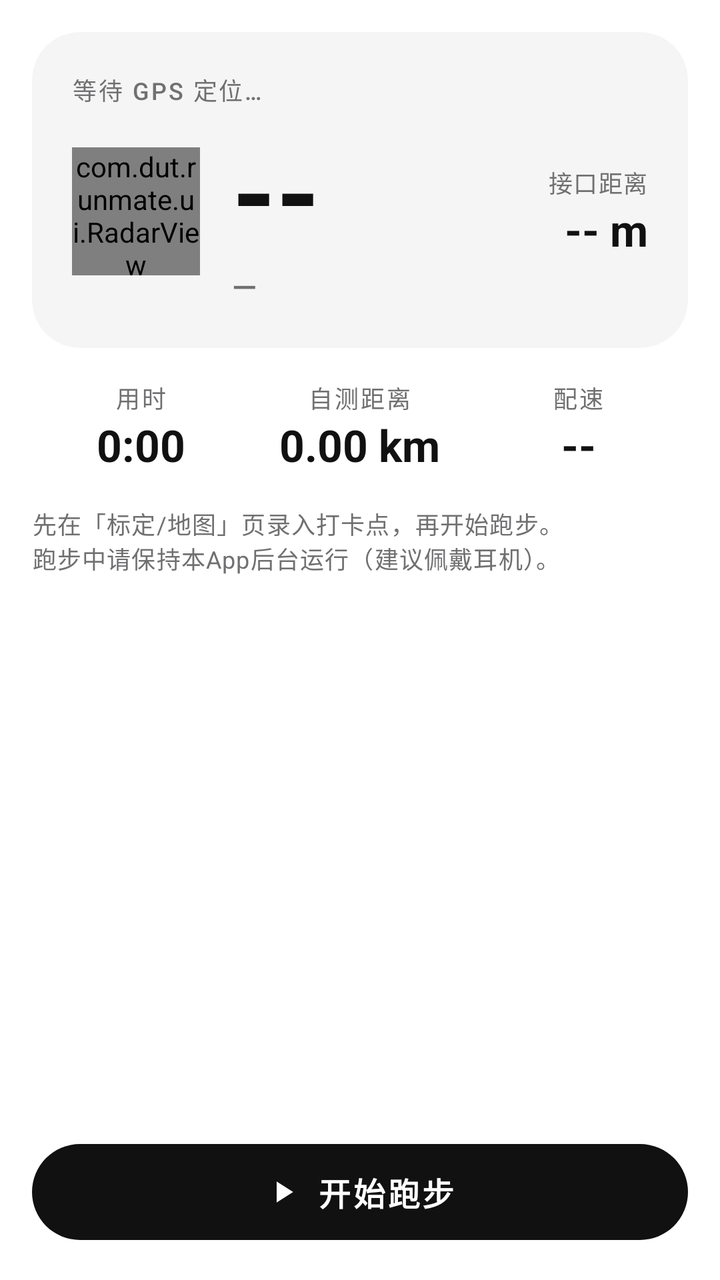
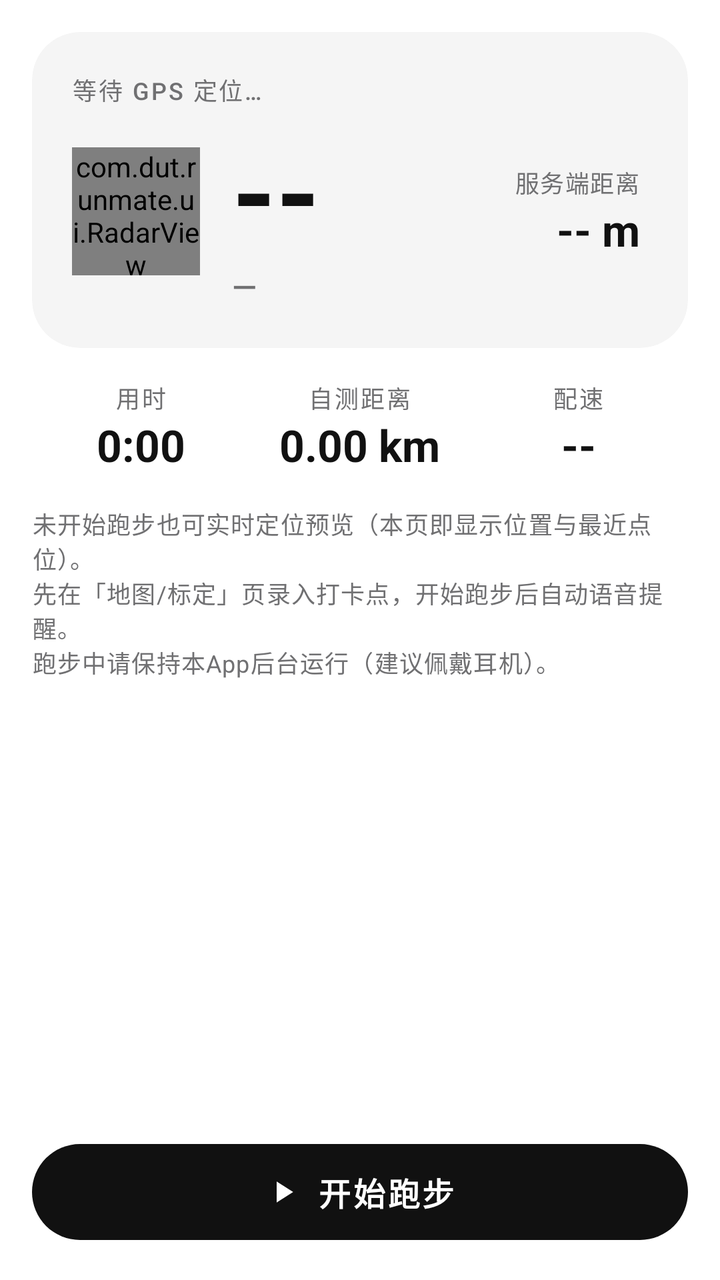

Two renders of the same Android screen: before a commit and after it. Below are the layout's source before the change and the commit's diff.
<!-- AndroidManifest.xml: application theme Theme.RunMate -->
<!-- res/layout/fragment_run.xml -->
<?xml version="1.0" encoding="utf-8"?>
<LinearLayout xmlns:android="http://schemas.android.com/apk/res/android"
    xmlns:app="http://schemas.android.com/apk/res-auto"
    android:layout_width="match_parent"
    android:layout_height="match_parent"
    android:orientation="vertical">

    <ScrollView
        android:layout_width="match_parent"
        android:layout_height="0dp"
        android:layout_weight="1"
        android:fillViewport="true">

        <LinearLayout
            android:layout_width="match_parent"
            android:layout_height="wrap_content"
            android:orientation="vertical"
            android:padding="16dp">

            
            <com.google.android.material.card.MaterialCardView
                android:id="@+id/cardStatus"
                android:layout_width="match_parent"
                android:layout_height="wrap_content"
                app:cardBackgroundColor="?attr/colorSurfaceVariant"
                app:cardCornerRadius="24dp"
                app:strokeWidth="0dp">

                <LinearLayout
                    android:layout_width="match_parent"
                    android:layout_height="wrap_content"
                    android:orientation="vertical"
                    android:padding="20dp"
                    android:gravity="center_horizontal">

                    <TextView
                        android:id="@+id/tvHeadline"
                        style="@style/TextAppearance.RunMate.Label"
                        android:layout_width="match_parent"
                        android:layout_height="wrap_content"
                        android:text="@string/gps_waiting" />

                    <LinearLayout
                        android:layout_width="match_parent"
                        android:layout_height="wrap_content"
                        android:orientation="horizontal"
                        android:gravity="center_vertical"
                        android:layout_marginTop="4dp">

                        <com.dut.runmate.ui.RadarView
                            android:id="@+id/radar"
                            android:layout_width="64dp"
                            android:layout_height="64dp"
                            android:layout_marginEnd="16dp" />

                        <LinearLayout
                            android:layout_width="0dp"
                            android:layout_height="wrap_content"
                            android:layout_weight="1"
                            android:orientation="vertical">

                            <TextView
                                android:id="@+id/tvBigDist"
                                style="@style/TextAppearance.RunMate.Display"
                                android:layout_width="wrap_content"
                                android:layout_height="wrap_content"
                                android:text="--" />

                            <TextView
                                android:id="@+id/tvTargetName"
                                android:layout_width="wrap_content"
                                android:layout_height="wrap_content"
                                android:textAppearance="?attr/textAppearanceTitleMedium"
                                android:textColor="?attr/colorOnSurfaceVariant"
                                android:text="—" />
                        </LinearLayout>

                        <LinearLayout
                            android:layout_width="wrap_content"
                            android:layout_height="wrap_content"
                            android:orientation="vertical"
                            android:gravity="end">

                            <TextView
                                android:id="@+id/tvApiDist"
                                android:layout_width="wrap_content"
                                android:layout_height="wrap_content"
                                android:textAppearance="?attr/textAppearanceLabelMedium"
                                android:textColor="?attr/colorOnSurfaceVariant"
                                android:text="@string/api_distance_now" />

                            <TextView
                                android:id="@+id/tvApiDistVal"
                                style="@style/TextAppearance.RunMate.Metric"
                                android:layout_width="wrap_content"
                                android:layout_height="wrap_content"
                                android:text="-- m" />
                        </LinearLayout>
                    </LinearLayout>
                </LinearLayout>
            </com.google.android.material.card.MaterialCardView>

            
            <LinearLayout
                android:layout_width="match_parent"
                android:layout_height="wrap_content"
                android:orientation="horizontal"
                android:layout_marginTop="16dp">

                <LinearLayout android:orientation="vertical" android:gravity="center"
                    android:layout_width="0dp" android:layout_weight="1" android:layout_height="wrap_content">
                    <TextView style="@style/TextAppearance.RunMate.Label"
                        android:layout_width="wrap_content" android:layout_height="wrap_content"
                        android:text="@string/stat_time" />
                    <TextView android:id="@+id/tvTime" style="@style/TextAppearance.RunMate.Metric"
                        android:layout_width="wrap_content" android:layout_height="wrap_content" android:text="0:00" />
                </LinearLayout>

                <LinearLayout android:orientation="vertical" android:gravity="center"
                    android:layout_width="0dp" android:layout_weight="1" android:layout_height="wrap_content">
                    <TextView style="@style/TextAppearance.RunMate.Label"
                        android:layout_width="wrap_content" android:layout_height="wrap_content"
                        android:text="@string/stat_dist" />
                    <TextView android:id="@+id/tvOdometer" style="@style/TextAppearance.RunMate.Metric"
                        android:layout_width="wrap_content" android:layout_height="wrap_content" android:text="0.00 km" />
                </LinearLayout>

                <LinearLayout android:orientation="vertical" android:gravity="center"
                    android:layout_width="0dp" android:layout_weight="1" android:layout_height="wrap_content">
                    <TextView style="@style/TextAppearance.RunMate.Label"
                        android:layout_width="wrap_content" android:layout_height="wrap_content"
                        android:text="@string/stat_pace" />
                    <TextView android:id="@+id/tvPace" style="@style/TextAppearance.RunMate.Metric"
                        android:layout_width="wrap_content" android:layout_height="wrap_content" android:text="--" />
                </LinearLayout>
            </LinearLayout>

            <TextView
                android:id="@+id/tvRunHint"
                android:layout_width="match_parent"
                android:layout_height="wrap_content"
                android:layout_marginTop="16dp"
                android:textAppearance="?attr/textAppearanceBodySmall"
                android:textColor="?attr/colorOnSurfaceVariant"
                android:text="@string/run_idle_hint" />

            <androidx.recyclerview.widget.RecyclerView
                android:id="@+id/rvPoints"
                android:layout_width="match_parent"
                android:layout_height="wrap_content"
                android:layout_marginTop="8dp"
                android:nestedScrollingEnabled="false" />
        </LinearLayout>
    </ScrollView>

    <FrameLayout
        android:layout_width="match_parent"
        android:layout_height="wrap_content"
        android:padding="16dp"
        android:background="?android:colorBackground">

        <com.google.android.material.button.MaterialButton
            android:id="@+id/btnRun"
            style="@style/Widget.RunMate.PillButton"
            android:layout_width="match_parent"
            android:layout_height="wrap_content"
            app:icon="@drawable/ic_play"
            app:iconGravity="textStart"
            android:text="@string/run_start" />
    </FrameLayout>
</LinearLayout>
<!-- resources referenced by this layout -->
<resources>
  <!-- drawable ic_play (drawable) -->
  <?xml version="1.0" encoding="utf-8"?>
  <vector xmlns:android="http://schemas.android.com/apk/res/android"
      android:width="24dp" android:height="24dp"
      android:viewportWidth="24" android:viewportHeight="24">
      <path android:fillColor="#FFFFFFFF" android:pathData="M8,5v14l11,-7z"/>
  </vector>
  <string name="api_distance_now">接口距离</string>
  <string name="gps_waiting">等待 GPS 定位…</string>
  <string name="run_idle_hint">先在「标定/地图」页录入打卡点，再开始跑步。\n跑步中请保持本App后台运行（建议佩戴耳机）。</string>
  <string name="run_start">开始跑步</string>
  <string name="stat_dist">自测距离</string>
  <string name="stat_pace">配速</string>
  <string name="stat_time">用时</string>
  <style name="TextAppearance.RunMate.Display" parent="TextAppearance.Material3.DisplayLarge">
          <item name="android:fontFamily">sans-serif-condensed</item>
          <item name="android:textStyle">bold</item>
          <item name="android:textSize">56sp</item>
          <item name="android:letterSpacing">0</item>
          <item name="android:textColor">?attr/colorOnSurface</item>
      </style>
  <style name="TextAppearance.RunMate.Label" parent="TextAppearance.Material3.LabelMedium">
          <item name="android:textColor">?attr/colorOnSurfaceVariant</item>
          <item name="android:letterSpacing">0.08</item>
      </style>
  <style name="TextAppearance.RunMate.Metric" parent="TextAppearance.Material3.TitleLarge">
          <item name="android:fontFamily">sans-serif-condensed</item>
          <item name="android:textStyle">bold</item>
          <item name="android:textSize">22sp</item>
          <item name="android:textColor">?attr/colorOnSurface</item>
      </style>
  <style name="Widget.RunMate.PillButton" parent="Widget.Material3.Button">
          <item name="shapeAppearanceOverlay">@style/ShapeAppearance.RunMate.Pill</item>
          <item name="android:minHeight">56dp</item>
          <item name="android:textSize">16sp</item>
          <item name="android:letterSpacing">0.08</item>
          <item name="android:textStyle">bold</item>
          <item name="android:paddingStart">28dp</item>
          <item name="android:paddingEnd">28dp</item>
      </style>
  <style name="ShapeAppearance.RunMate.Pill" parent="">
          <item name="cornerFamily">rounded</item>
          <item name="cornerSize">999dp</item>
      </style>
  <color name="md_primary">#FF111111</color>
  <color name="md_on_primary">#FFFFFFFF</color>
  <color name="md_primary_container">#FFE5E5E5</color>
  <color name="md_on_primary_container">#FF111111</color>
  <color name="md_secondary">#FF39393B</color>
  <color name="md_on_secondary">#FFFFFFFF</color>
  <color name="md_secondary_container">#FFF5F5F5</color>
  <color name="md_on_secondary_container">#FF39393B</color>
  <color name="md_tertiary">#FF1151FF</color>
  <color name="md_on_tertiary">#FFFFFFFF</color>
  <color name="md_tertiary_container">#FFD6E2FF</color>
  <color name="md_on_tertiary_container">#FF00308F</color>
  <color name="md_error">#FFD30005</color>
  <color name="md_on_error">#FFFFFFFF</color>
  <color name="md_error_container">#FFFFDAD4</color>
  <color name="md_on_error_container">#FF780700</color>
  <color name="md_background">#FFFFFFFF</color>
  <color name="md_on_background">#FF111111</color>
  <color name="md_surface">#FFFFFFFF</color>
  <color name="md_on_surface">#FF111111</color>
  <color name="md_surface_variant">#FFF5F5F5</color>
  <color name="md_on_surface_variant">#FF707072</color>
  <color name="md_outline">#FFCACACB</color>
  <color name="md_outline_variant">#FFE5E5E5</color>
  <!-- unchanged entries left out for length: 1 -->
</resources>

<!-- the commit's change to res/layout/fragment_run.xml (unified diff, before → after) -->
@@ -75,11 +75,18 @@
                                 android:text="—" />
                         </LinearLayout>
 
+                        
                         <LinearLayout
+                            android:id="@+id/layoutApi"
                             android:layout_width="wrap_content"
                             android:layout_height="wrap_content"
                             android:orientation="vertical"
-                            android:gravity="end">
+                            android:gravity="end"
+                            android:clickable="true"
+                            android:focusable="true"
+                            android:background="?attr/selectableItemBackground"
+                            android:paddingStart="8dp"
+                            android:paddingEnd="4dp">
 
                             <TextView
                                 android:id="@+id/tvApiDist"
<!-- resource entries referenced after the edit -->
@@ -7,9 +7,9 @@
       android:viewportWidth="24" android:viewportHeight="24">
       <path android:fillColor="#FFFFFFFF" android:pathData="M8,5v14l11,-7z"/>
   </vector>
-  <string name="api_distance_now">接口距离</string>
+  <string name="api_distance_now">服务端距离</string>
   <string name="gps_waiting">等待 GPS 定位…</string>
-  <string name="run_idle_hint">先在「标定/地图」页录入打卡点，再开始跑步。\n跑步中请保持本App后台运行（建议佩戴耳机）。</string>
+  <string name="run_idle_hint">未开始跑步也可实时定位预览（本页即显示位置与最近点位）。\n先在「地图/标定」页录入打卡点，开始跑步后自动语音提醒。\n跑步中请保持本App后台运行（建议佩戴耳机）。</string>
   <string name="run_start">开始跑步</string>
   <string name="stat_dist">自测距离</string>
   <string name="stat_pace">配速</string>
